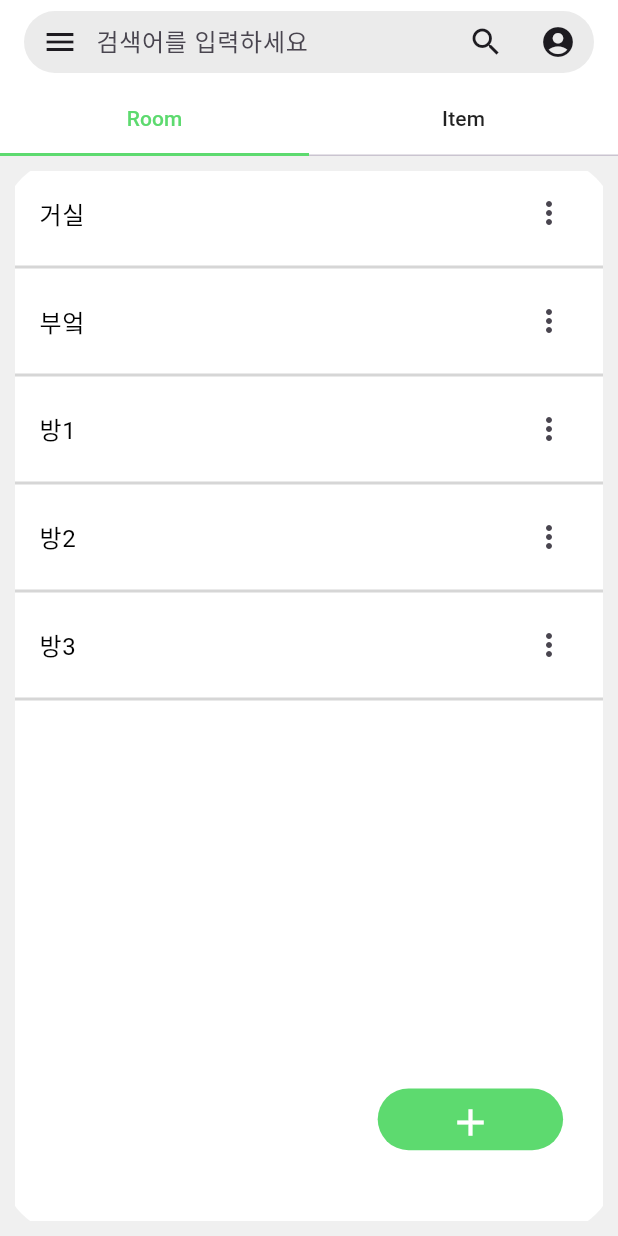
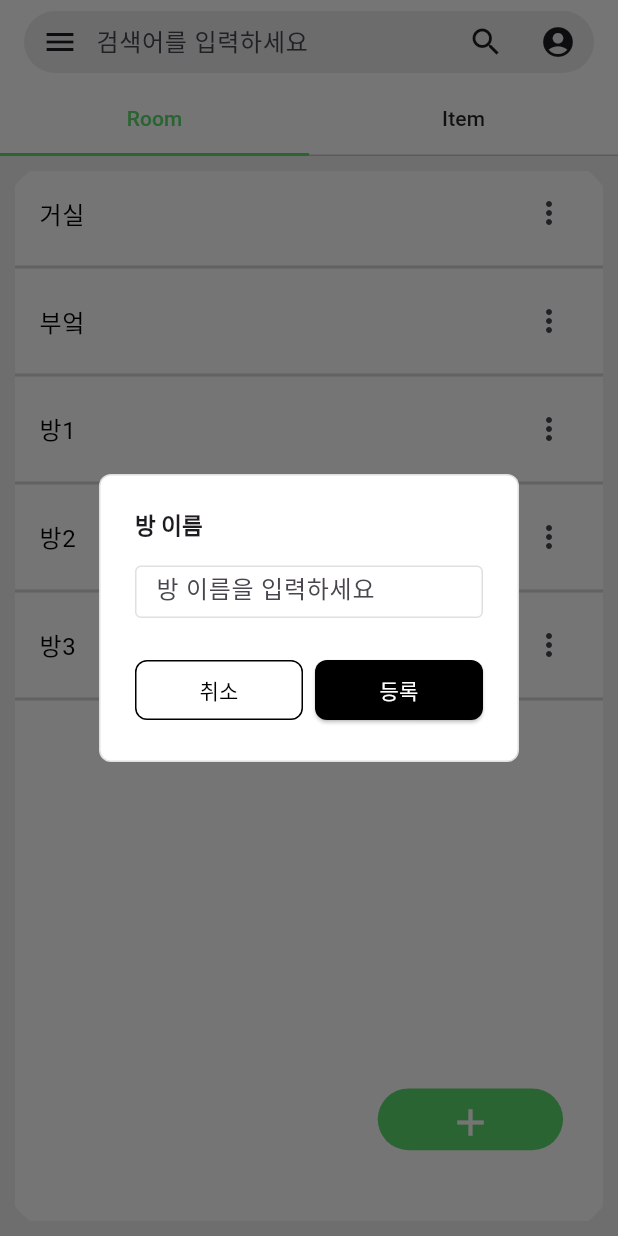
Before and after one commit to YonginUniv-AI-Service-LAB/YIU-AISL-ADizzi-APP, a Flutter app: the Room screen opened directly, after a tap on the "add" icon, on a phone screen of 412 x 824 dp. Run offline on Flutter 3.47's test engine with Material 3 defaults, Android fonts, the light colour scheme and no system bars.

Commit message:
feature: 등록 다이얼로그 구현

```diff
--- /dev/null
+++ b/lib/widgets/add_dialog.dart
@@ -0,0 +1,77 @@
+import 'package:flutter/material.dart';
+
+class AddDialog extends StatelessWidget {
+  const AddDialog({super.key});
+
+  @override
+  Widget build(BuildContext context) {
+    return AlertDialog(
+      shape: RoundedRectangleBorder(
+        borderRadius: BorderRadius.circular(8),
+        side: const BorderSide(color: Colors.black12, width: 1),
+      ),
+      backgroundColor: Colors.white,
+
+      title: const Text(
+        '방 이름',
+        style: TextStyle(fontWeight: FontWeight.bold, fontSize: 15),
+      ),
+      content: const SizedBox(
+        height: 35, // TextField 높이 설정
+        child: TextField(
+          decoration: InputDecoration(
+            hintText: '방 이름을 입력하세요',
+            contentPadding: EdgeInsets.symmetric(vertical: 10.0, horizontal: 10.0), // 패딩을 설정하여 텍스트 중앙 정렬
+            // 경계 스타일 설정
+            enabledBorder: OutlineInputBorder(
+              borderSide: BorderSide(color: Colors.black12),
+            ),
+          ),
+          textAlignVertical: TextAlignVertical.center,
+        ),
+      ),
+      actions: [
+        Row(
+          children: [
+            Expanded(
+              child: OutlinedButton(
+                onPressed: () {
+                  Navigator.of(context).pop();
+                },
+                style: OutlinedButton.styleFrom(
+                  side: const BorderSide(color: Colors.black),
+                  backgroundColor: Colors.white, // 흰색 배경
+                  shape: RoundedRectangleBorder(
+                    borderRadius: BorderRadius.circular(8),
+                  ),
+                ),
+                child: const Text(
+                  '취소',
+                  style: TextStyle(color: Colors.black),
+                ),
+              ),
+            ),
+            const SizedBox(width: 8),
+            Expanded(
+              child: ElevatedButton(
+                onPressed: () {
+                  Navigator.of(context).pop();
+                },
+                style: ElevatedButton.styleFrom(
+                  backgroundColor: Colors.black,
+                  shape: RoundedRectangleBorder(
+                    borderRadius: BorderRadius.circular(8),
+                  ),
+                ),
+                child: const Text(
+                  '등록',
+                  style: TextStyle(color: Colors.white),
+                ),
+              ),
+            ),
+          ],
+        ),
+      ],
+    );
+  }
+}
--- a/lib/widgets/fa_button.dart.dart
+++ b/lib/widgets/fa_button.dart.dart
@@ -1,4 +1,5 @@
 import 'package:flutter/material.dart';
+import 'package:yiu_aisl_adizzi_app/widgets/add_dialog.dart';
 
 class FAButton extends StatelessWidget {
   const FAButton({super.key});
@@ -23,6 +24,12 @@
         child: IconButton(
           icon: const Icon(Icons.add, color: Colors.white, size: 30),
           onPressed: (){
+            showDialog(
+              context: context,
+              builder: (BuildContext context){
+                return const AddDialog();
+              },
+            );
 
           }
         ),
```
